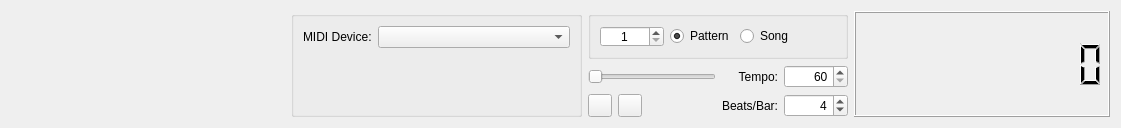
Old version of the form topwidget/topwidget.ui in the repository nirjacobson/Chromasound-Studio.
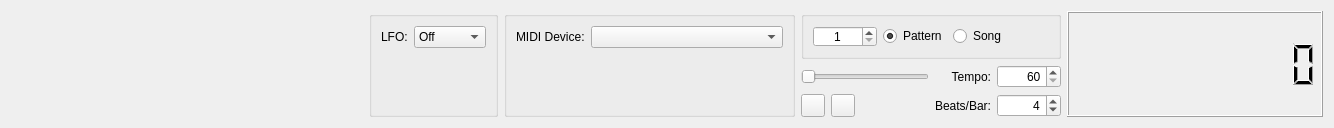
New version of the form. Custom widgets are drawn as their Qt base class.

Patch:
```diff
--- a/topwidget/topwidget.ui
+++ b/topwidget/topwidget.ui
@@ -6,7 +6,7 @@
    <rect>
     <x>0</x>
     <y>0</y>
-    <width>1121</width>
+    <width>1334</width>
     <height>128</height>
    </rect>
   </property>
@@ -25,7 +25,7 @@
   <property name="windowTitle">
    <string>Form</string>
   </property>
-  <layout class="QHBoxLayout" name="horizontalLayout_3">
+  <layout class="QHBoxLayout" name="horizontalLayout_4">
    <item>
     <spacer name="horizontalSpacer">
      <property name="orientation">
@@ -33,12 +33,100 @@
      </property>
      <property name="sizeHint" stdset="0">
       <size>
-       <width>194</width>
+       <width>351</width>
        <height>20</height>
       </size>
      </property>
     </spacer>
    </item>
+   <item>
+    <widget class="QGroupBox" name="lfoGroupBox">
+     <property name="title">
+      <string/>
+     </property>
+     <layout class="QVBoxLayout" name="verticalLayout_2">
+      <item>
+       <layout class="QHBoxLayout" name="horizontalLayout_3">
+        <item>
+         <widget class="QLabel" name="lfoLabel">
+          <property name="sizePolicy">
+           <sizepolicy hsizetype="Fixed" vsizetype="Preferred">
+            <horstretch>0</horstretch>
+            <verstretch>0</verstretch>
+           </sizepolicy>
+          </property>
+          <property name="text">
+           <string>LFO:</string>
+          </property>
+         </widget>
+        </item>
+        <item>
+         <widget class="QComboBox" name="lfoComboBox">
+          <item>
+           <property name="text">
+            <string>Off</string>
+           </property>
+          </item>
+          <item>
+           <property name="text">
+            <string>3.98 Hz</string>
+           </property>
+          </item>
+          <item>
+           <property name="text">
+            <string>5.56 Hz</string>
+           </property>
+          </item>
+          <item>
+           <property name="text">
+            <string>6.02 Hz</string>
+           </property>
+          </item>
+          <item>
+           <property name="text">
+            <string>6.37 Hz</string>
+           </property>
+          </item>
+          <item>
+           <property name="text">
+            <string>6.88 Hz</string>
+           </property>
+          </item>
+          <item>
+           <property name="text">
+            <string>9.63 Hz</string>
+           </property>
+          </item>
+          <item>
+           <property name="text">
+            <string>48.1 Hz</string>
+           </property>
+          </item>
+          <item>
+           <property name="text">
+            <string>72.2 Hz</string>
+           </property>
+          </item>
+         </widget>
+        </item>
+       </layout>
+      </item>
+      <item>
+       <spacer name="verticalSpacer_2">
+        <property name="orientation">
+         <enum>Qt::Vertical</enum>
+        </property>
+        <property name="sizeHint" stdset="0">
+         <size>
+          <width>20</width>
+          <height>49</height>
+         </size>
+        </property>
+       </spacer>
+      </item>
+     </layout>
+    </widget>
+   </item>
    <item>
     <widget class="QGroupBox" name="midiGroupBox">
      <property name="title">
```
